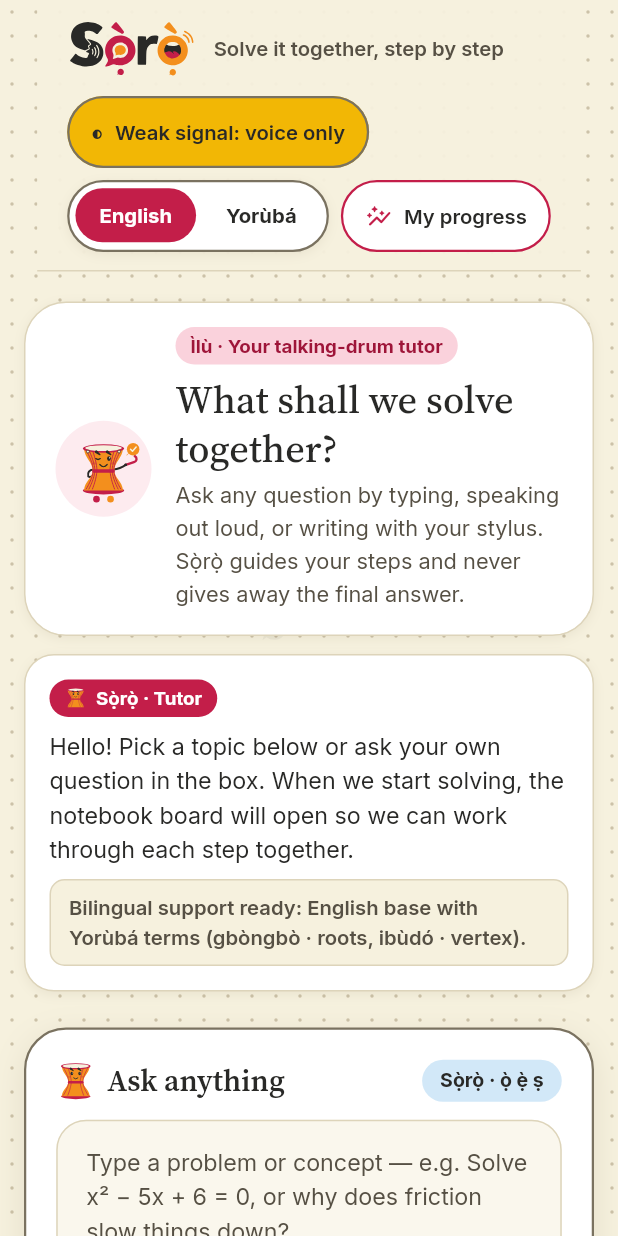
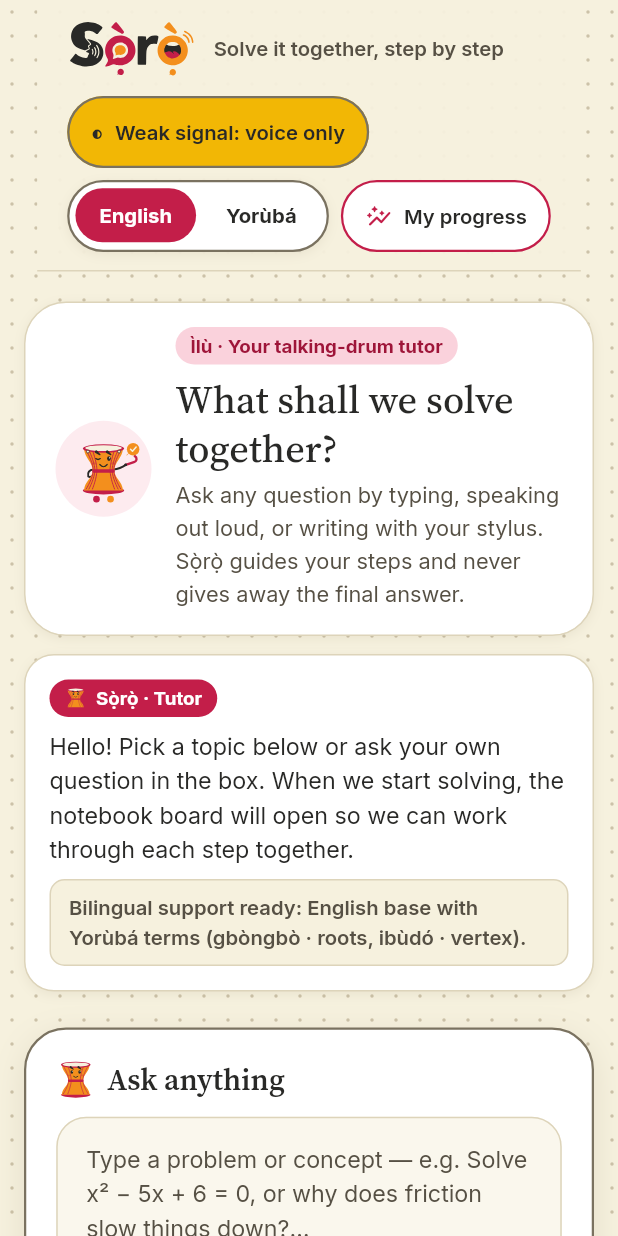
Before and after one commit to olowolayemogoodness-crypto/soro, a Flutter app: the screen it shows after launch, after a tap on an icon or button, on a phone screen of 412 x 824 dp. Run offline on Flutter 3.47's test engine with Material 3 defaults, Android fonts, the phone set to English and light mode, and no system bars; our stand-ins replace flutter_svg; missing offline and left inert: dart:js_interop, dart:ui_web.

Commit message:
A6: polish pass — clean home screen, readable progress metadata (#27)
* A6: remove debug text and watermark artifact on home, raise progress metadata to 13px

* A6: short splash (reduced-motion aware), Ìlù state view, progress empty state

```diff
--- a/app/lib/main.dart
+++ b/app/lib/main.dart
@@ -9,6 +9,7 @@ import 'models/chat_models.dart';
 import 'screens/home_screen.dart';
 import 'screens/placeholder_screens.dart';
 import 'theme/soro_theme.dart';
+import 'widgets/soro_splash.dart';
 
 void main() {
   WidgetsFlutterBinding.ensureInitialized();
@@ -28,7 +29,13 @@ enum SoroRoute {
 }
 
 class SoroApp extends StatefulWidget {
-  const SoroApp({super.key});
+  const SoroApp({super.key, this.showSplash = true});
+
+  /// Show the short splash first. It is skipped when the app is opened again
+  /// in the same session.
+  final bool showSplash;
+
+  static bool _splashSeenThisSession = false;
 
   @override
   State<SoroApp> createState() => _SoroAppState();
@@ -38,6 +45,8 @@ class _SoroAppState extends State<SoroApp> {
   SoroLanguage _language = SoroLanguage.en;
   SoroNetworkStatus _networkStatus = SoroNetworkStatus.live;
   SoroRoute _activeRoute = SoroRoute.home;
+  late bool _splashVisible =
+      widget.showSplash && !SoroApp._splashSeenThisSession;
   String _activeBoardQuestion = '';
   late List<ChatMessage> _messages;
 
@@ -148,6 +157,14 @@ class _SoroAppState extends State<SoroApp> {
   }
 
   Widget _buildActiveScreen() {
+    if (_splashVisible) {
+      return SoroSplash(
+        onDone: () {
+          SoroApp._splashSeenThisSession = true;
+          setState(() => _splashVisible = false);
+        },
+      );
+    }
     switch (_activeRoute) {
       case SoroRoute.home:
         return HomeScreen(
--- a/app/lib/screens/home_screen.dart
+++ b/app/lib/screens/home_screen.dart
@@ -74,7 +74,6 @@ class _HomeScreenState extends State<HomeScreen> {
 
   final List<StylusStroke> _strokes = <StylusStroke>[];
   StylusStroke? _activeStroke;
-  PointerDeviceKind _lastPointerKind = PointerDeviceKind.stylus;
 
   static const List<SuggestedTopic> _suggestedTopics = [
     SuggestedTopic(
@@ -167,7 +166,7 @@ class _HomeScreenState extends State<HomeScreen> {
     });
     widget.onSubmitQuestion(
       '$prefix$baseEquation',
-      inputMethodLabel: 'Stylus (${_lastPointerKind.name})',
+      inputMethodLabel: 'Handwriting',
     );
   }
 
@@ -189,6 +188,7 @@ class _HomeScreenState extends State<HomeScreen> {
     return Scaffold(
       backgroundColor: SoroTokens.cream,
       body: SoroDottedPaperBackground(
+        showWatermark: false,
         child: SafeArea(
           child: FocusTraversalGroup(
             policy: OrderedTraversalPolicy(),
@@ -676,30 +676,6 @@ class _HomeScreenState extends State<HomeScreen> {
                   ),
                 ],
               ),
-              // Yorùbá tone-mark proof badge so ọ̀ ẹ̀ ṣ rendering is always verifiable on screen
-              Semantics(
-                label: 'Yorùbá tone marks proof: ${SoroStrings.yorubaProofString}',
-                child: Container(
-                  key: const Key('yoruba-tone-proof'),
-                  padding: const EdgeInsets.symmetric(
-                    horizontal: SoroTokens.s12,
-                    vertical: 4,
-                  ),
-                  decoration: BoxDecoration(
-                    color: SoroTokens.sky,
-                    borderRadius: BorderRadius.circular(SoroTokens.rPill),
-                  ),
-                  child: SoroLocalizedText(
-                    'Sọ̀rọ̀ · ọ̀ ẹ̀ ṣ',
-                    language: SoroLanguage.yo,
-                    style: SoroTokens.sans(
-                      fontSize: 13,
-                      fontWeight: FontWeight.w700,
-                      color: SoroTokens.ink,
-                    ),
-                  ),
-                ),
-              ),
             ],
           ),
           const SizedBox(height: SoroTokens.s12),
@@ -930,14 +906,6 @@ class _HomeScreenState extends State<HomeScreen> {
                   color: SoroTokens.studentBlue,
                 ),
               ),
-              Text(
-                'Ink: Student Royal Blue (#1B56D0) · Pointer: ${_lastPointerKind.name}',
-                style: SoroTokens.sans(
-                  fontSize: 12.5,
-                  fontWeight: FontWeight.w600,
-                  color: SoroTokens.ink2,
-                ),
-              ),
             ],
           ),
           const SizedBox(height: SoroTokens.s4),
@@ -964,7 +932,6 @@ class _HomeScreenState extends State<HomeScreen> {
                 key: const Key('stylus-pointer-listener'),
                 onPointerDown: (PointerDownEvent event) {
                   setState(() {
-                    _lastPointerKind = event.kind;
                     _activeStroke = StylusStroke(
                       points: <Offset>[event.localPosition],
                       widths: <double>[_strokeWidthForEvent(event)],
@@ -1099,7 +1066,7 @@ class _HomeScreenState extends State<HomeScreen> {
                       SoroStrings.tr(lang, topic.promptKey);
                   widget.onSubmitQuestion(
                     prompt,
-                    inputMethodLabel: 'Topic chip',
+                    inputMethodLabel: 'Suggested topic',
                   );
                 },
               ),
--- /dev/null
+++ b/app/lib/widgets/soro_splash.dart
@@ -0,0 +1,93 @@
+import 'dart:async';
+
+import 'package:flutter/material.dart';
+import 'package:flutter_svg/flutter_svg.dart';
+
+import '../theme/soro_theme.dart';
+
+/// Short branded splash: the under-dotted logo and Ìlù fade in on the cream
+/// dotted paper, then [onDone] fires. Total time stays under 1.5 seconds.
+/// With reduced motion on, a still version is shown (no fade) for a moment.
+class SoroSplash extends StatefulWidget {
+  const SoroSplash({super.key, required this.onDone});
+
+  final VoidCallback onDone;
+
+  static const Duration fadeIn = Duration(milliseconds: 500);
+  static const Duration total = Duration(milliseconds: 1200);
+  static const Duration stillTotal = Duration(milliseconds: 800);
+
+  @override
+  State<SoroSplash> createState() => _SoroSplashState();
+}
+
+class _SoroSplashState extends State<SoroSplash>
+    with SingleTickerProviderStateMixin {
+  late final AnimationController _fade = AnimationController(
+    vsync: this,
+    duration: SoroSplash.fadeIn,
+  );
+  Timer? _timer;
+  bool _started = false;
+
+  @override
+  void didChangeDependencies() {
+    super.didChangeDependencies();
+    if (_started) return;
+    _started = true;
+    final bool still = MediaQuery.disableAnimationsOf(context);
+    if (still) {
+      _fade.value = 1;
+    } else {
+      _fade.forward();
+    }
+    _timer = Timer(still ? SoroSplash.stillTotal : SoroSplash.total, () {
+      if (mounted) widget.onDone();
+    });
+  }
+
+  @override
+  void dispose() {
+    _timer?.cancel();
+    _fade.dispose();
+    super.dispose();
+  }
+
+  @override
+  Widget build(BuildContext context) {
+    return Scaffold(
+      key: const Key('soro-splash'),
+      backgroundColor: SoroTokens.cream,
+      body: SoroDottedPaperBackground(
+        showWatermark: false,
+        child: Center(
+          child: FadeTransition(
+            opacity: CurvedAnimation(parent: _fade, curve: Curves.easeOut),
+            child: Column(
+              mainAxisSize: MainAxisSize.min,
+              children: [
+                Semantics(
+                  label: 'Ìlù the talking drum',
+                  image: true,
+                  child: SvgPicture.asset(
+                    'assets/mascot/soro-ilu-encouraging.svg',
+                    height: 120,
+                  ),
+                ),
+                const SizedBox(height: SoroTokens.s20),
+                Semantics(
+                  label: 'Sọ̀rọ̀',
+                  image: true,
+                  child: SvgPicture.asset(
+                    'assets/brand/soro-logo-colour.svg',
+                    height: 64,
+                  ),
+                ),
+              ],
+            ),
+          ),
+        ),
+      ),
+    );
+  }
+}
```
Also changed, not shown: app/lib/features/progress/progress_screen.dart (+20 -12 lines), app/lib/widgets/ilu_state_view.dart (added, +97 -0 lines), 2 other files.
